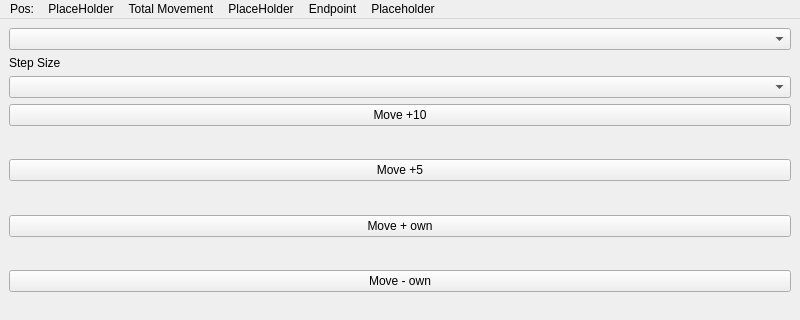
Above: endstop_window.ui from Naderschah/64MP_DSLR_controller before the change; both pictures show x 0 to 800 and y 0 to 320 of the 800 by 600 pixel window. Below: the same form after it.
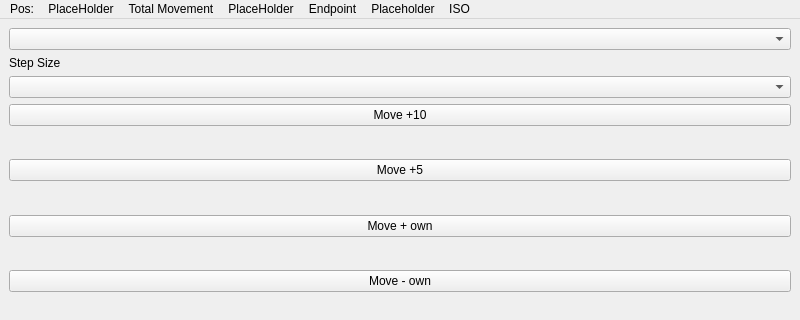
That is the form after the change.

Commit message: Added iso control in endstop window

What changed in the file:
```diff
--- a/endstop_window.ui
+++ b/endstop_window.ui
@@ -210,7 +210,7 @@
      <x>0</x>
      <y>0</y>
      <width>800</width>
-     <height>22</height>
+     <height>20</height>
     </rect>
    </property>
    <widget class="QMenu" name="menuPos">
@@ -243,12 +243,18 @@
      <string>Placeholder</string>
     </property>
    </widget>
+   <widget class="QMenu" name="menuISO">
+    <property name="title">
+     <string>ISO</string>
+    </property>
+   </widget>
    <addaction name="menuPos"/>
    <addaction name="menu_pos_placeholder"/>
    <addaction name="menuTotal_Movement"/>
    <addaction name="menu_total_move"/>
    <addaction name="menuEndpoint"/>
    <addaction name="menuendpoint_placeholder"/>
+   <addaction name="menuISO"/>
   </widget>
   <widget class="QStatusBar" name="statusbar"/>
  </widget>
```
Left out of the diff: 5 changed lines with no effect on the pictures. The commit also changes 2 other files.
